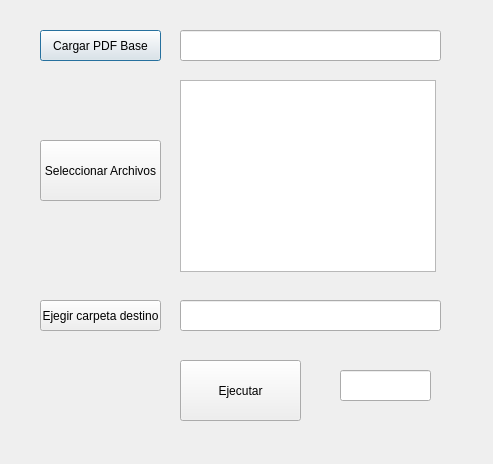
Above: gui_adjuntar.ui from bryanfelixmc/attach_any_file_to_pdf before the change. Below: the same form after it.
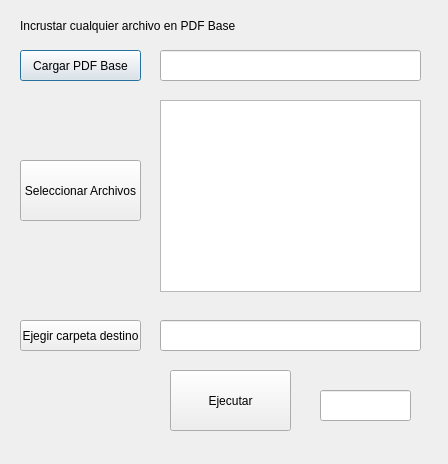
That is the form after the change. Icons and pictures are not drawn.

Patch:
```diff
--- a/gui_adjuntar.ui
+++ b/gui_adjuntar.ui
@@ -6,7 +6,7 @@
    <rect>
     <x>0</x>
     <y>0</y>
-    <width>493</width>
+    <width>448</width>
     <height>464</height>
    </rect>
   </property>
@@ -16,8 +16,8 @@
   <widget class="QPushButton" name="pushButton_cargar_pdf_base">
    <property name="geometry">
     <rect>
-     <x>40</x>
-     <y>30</y>
+     <x>20</x>
+     <y>50</y>
      <width>121</width>
      <height>31</height>
     </rect>
@@ -29,8 +29,8 @@
   <widget class="QPushButton" name="pushButton_seleccionar_archivos">
    <property name="geometry">
     <rect>
-     <x>40</x>
-     <y>140</y>
+     <x>20</x>
+     <y>160</y>
      <width>121</width>
      <height>61</height>
     </rect>
@@ -42,8 +42,8 @@
   <widget class="QPushButton" name="pushButton_elegir_Carpeta_destino">
    <property name="geometry">
     <rect>
-     <x>40</x>
-     <y>300</y>
+     <x>20</x>
+     <y>320</y>
      <width>121</width>
      <height>31</height>
     </rect>
@@ -55,9 +55,9 @@
   <widget class="QListWidget" name="listWidget_archivos_seleccionados">
    <property name="geometry">
     <rect>
-     <x>180</x>
-     <y>80</y>
-     <width>256</width>
+     <x>160</x>
+     <y>100</y>
+     <width>261</width>
      <height>192</height>
     </rect>
    </property>
@@ -65,8 +65,8 @@
   <widget class="QLineEdit" name="lineEdit_cargar_pdf_base">
    <property name="geometry">
     <rect>
-     <x>180</x>
-     <y>30</y>
+     <x>160</x>
+     <y>50</y>
      <width>261</width>
      <height>31</height>
     </rect>
@@ -75,8 +75,8 @@
   <widget class="QLineEdit" name="lineEdit_carpeta_destino_elegida">
    <property name="geometry">
     <rect>
-     <x>180</x>
-     <y>300</y>
+     <x>160</x>
+     <y>320</y>
      <width>261</width>
      <height>31</height>
     </rect>
@@ -85,8 +85,8 @@
   <widget class="QPushButton" name="pushButton_ejecutar_programa">
    <property name="geometry">
     <rect>
-     <x>180</x>
-     <y>360</y>
+     <x>170</x>
+     <y>370</y>
      <width>121</width>
      <height>61</height>
     </rect>
@@ -98,13 +98,45 @@
   <widget class="QLineEdit" name="lineEdit_indicar_trabajo_terminado">
    <property name="geometry">
     <rect>
-     <x>340</x>
-     <y>370</y>
+     <x>320</x>
+     <y>390</y>
      <width>91</width>
      <height>31</height>
     </rect>
    </property>
   </widget>
+  <widget class="QLabel" name="label">
+   <property name="geometry">
+    <rect>
+     <x>30</x>
+     <y>380</y>
+     <width>101</width>
+     <height>51</height>
+    </rect>
+   </property>
+   <property name="text">
+    <string/>
+   </property>
+   <property name="pixmap">
+    <pixmap>img/cesel.png</pixmap>
+   </property>
+   <property name="scaledContents">
+    <bool>true</bool>
+   </property>
+  </widget>
+  <widget class="QLabel" name="label_2">
+   <property name="geometry">
+    <rect>
+     <x>20</x>
+     <y>10</y>
+     <width>361</width>
+     <height>31</height>
+    </rect>
+   </property>
+   <property name="text">
+    <string>Incrustar cualquier archivo en PDF Base</string>
+   </property>
+  </widget>
  </widget>
  <resources/>
  <connections/>
```
